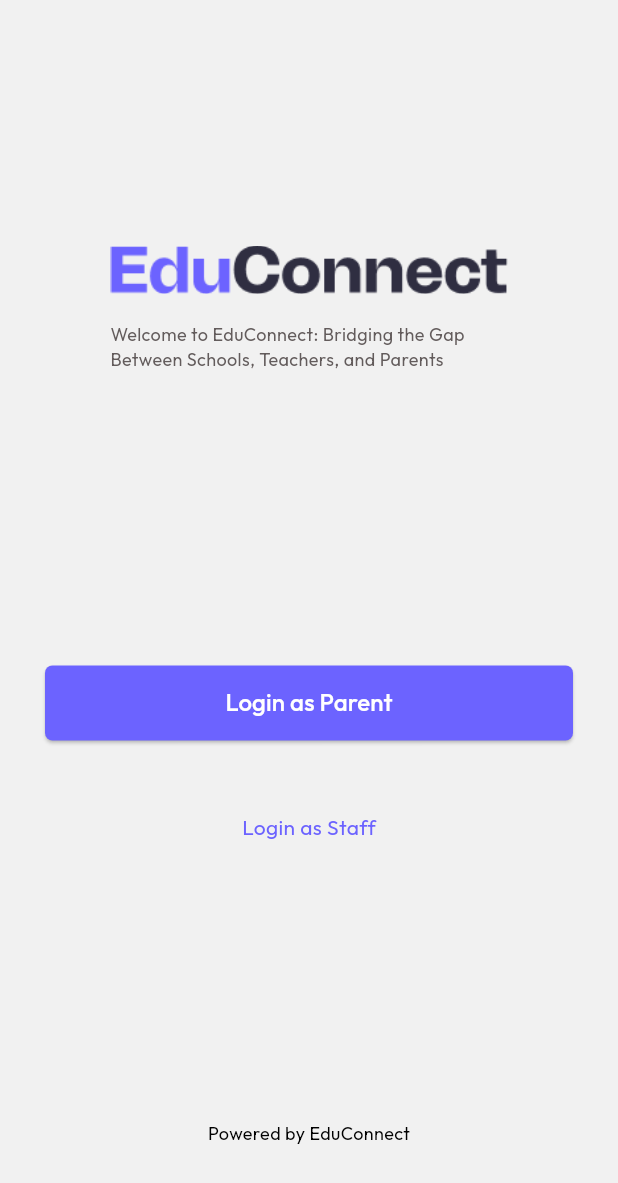
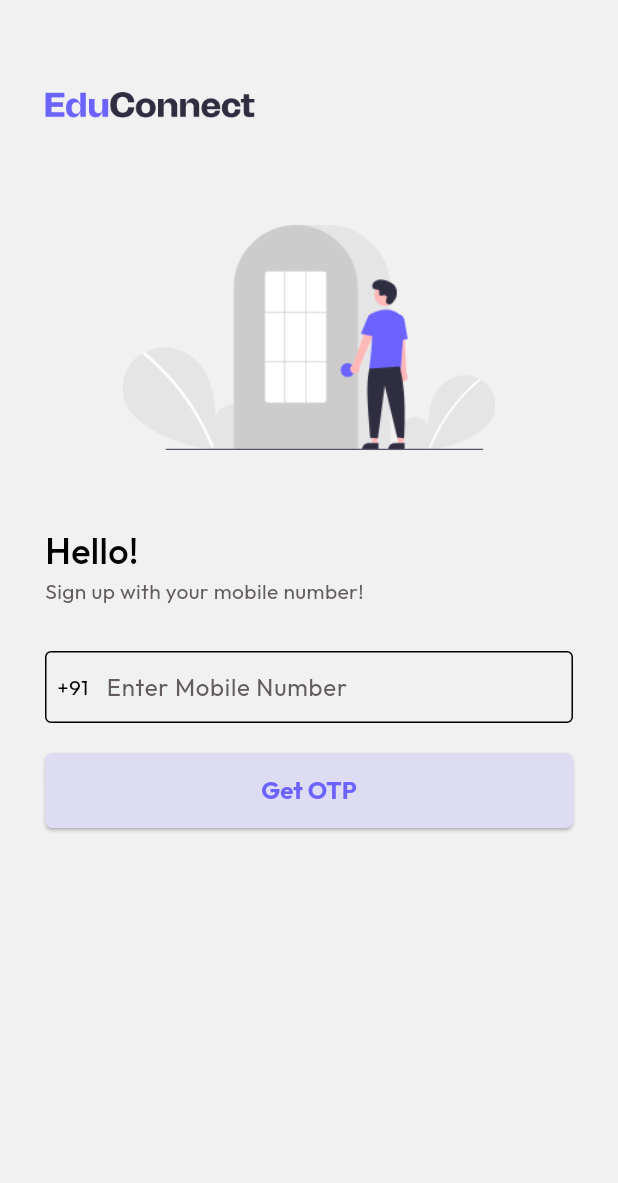
Before and after one commit to shivamsharma-1996/EduManage-Flutter, a Flutter app: the screen it shows after launch, on a phone screen of 412 x 824 dp. Shown: the top 1183 px of the screen. Run offline on Flutter 3.47's test engine with Material 3 defaults, Android fonts, the phone set to English and light mode, and no system bars.

Commit message:
login page completed (#2)
Co-authored-by: Shivam Sharma <shivamsharma654.ss@gmail.com>

```diff
--- a/lib/components/custom_button.dart
+++ b/lib/components/custom_button.dart
@@ -3,9 +3,16 @@ import 'package:flutter/material.dart';
 
 class CustomButton extends StatelessWidget {
   final String text;
+  final Color textColor;
+  final Color btnBackground;
   final VoidCallback onPressed;
 
-  const CustomButton({super.key, required this.text, required this.onPressed});
+  const CustomButton(
+      {super.key,
+      required this.text,
+      this.textColor = Colors.white,
+      required this.onPressed,
+      this.btnBackground = ThemeColor.primary});
 
   @override
   Widget build(BuildContext context) {
@@ -16,7 +23,7 @@ class CustomButton extends StatelessWidget {
         onPressed: onPressed,
         style: ButtonStyle(
           foregroundColor: MaterialStateProperty.all<Color>(Colors.white),
-          backgroundColor: MaterialStateProperty.all<Color>(ThemeColor.primary),
+          backgroundColor: MaterialStateProperty.all<Color>(btnBackground),
           shape: MaterialStateProperty.all<RoundedRectangleBorder>(
             RoundedRectangleBorder(
               borderRadius: BorderRadius.circular(5.0),
@@ -24,9 +31,10 @@ class CustomButton extends StatelessWidget {
           ),
         ),
         child: Text(text,
-            style: const TextStyle(
+            style: TextStyle(
               fontSize: 16,
-              color: Colors.white,
+              color: textColor,
+              fontWeight: FontWeight.bold
             )),
       ),
     );
--- a/lib/main.dart
+++ b/lib/main.dart
@@ -1,4 +1,4 @@
-import 'package:edu_manage/pages/welcome/welcome_page.dart';
+import 'package:edu_manage/pages/login/login_page.dart';
 import 'package:edu_manage/themes/light_theme.dart';
 import 'package:flutter/material.dart';
 
@@ -15,6 +15,6 @@ class MyApp extends StatelessWidget {
         debugShowCheckedModeBanner: false,
         title: 'Flutter Demo',
         theme: lightMode,
-        home: const WelcomePage());
+        home: const LoginPage());
   }
 }
--- /dev/null
+++ b/lib/pages/login/login_page.dart
@@ -0,0 +1,79 @@
+import 'package:edu_manage/components/custom_button.dart';
+import 'package:edu_manage/themes/color_theme.dart';
+import 'package:flutter/material.dart';
+
+class LoginPage extends StatelessWidget {
+  const LoginPage({super.key});
+
+  @override
+  Widget build(BuildContext context) {
+    return SafeArea(
+      child: Scaffold(
+          resizeToAvoidBottomInset: true,
+          backgroundColor: ThemeColor.background,
+          body: SingleChildScrollView(
+            child: Padding(
+              padding: const EdgeInsets.symmetric(horizontal: 30, vertical: 50),
+              child: Column(
+                crossAxisAlignment: CrossAxisAlignment.start,
+                children: [
+                  Image.asset(
+                    "assets/images/educonnect.png",
+                    width: 140,
+                    height: 40,
+                  ),
+                  const SizedBox(height: 60),
+                  Image.asset(
+                    "assets/images/login.png",
+                    width: double.infinity,
+                    height: 150,
+                  ),
+                  const SizedBox(
+                    height: 50,
+                  ),
+                  const Text(
+                    'Hello!',
+                    style: TextStyle(
+                        color: Colors.black,
+                        fontSize: 24,
+                        fontWeight: FontWeight.w500),
+                  ),
+                  const Text(
+                    'Sign up with your mobile number!',
+                    style: TextStyle(
+                      fontWeight: FontWeight.w400,
+                      color: Color(0xff635C5C),
+                    ),
+                  ),
+                  const SizedBox(
+                    height: 30,
+                  ),
+                  const TextField(
+                    keyboardType: TextInputType.number,
+                    decoration: InputDecoration(
+                        isDense: true,
+                        prefixIcon: Padding(
+                          padding: EdgeInsets.all(8.0),
+                          child: Text('+91'),
+                        ),
+                        hintText: 'Enter Mobile Number',
+                        hintStyle: TextStyle(color: Color(0xff635c5c)),
+                        prefixIconConstraints:
+                            BoxConstraints(minWidth: 0, minHeight: 0),
+                        border: OutlineInputBorder(),
+                        focusedBorder: OutlineInputBorder()),
+                  ),
+                  const SizedBox(height: 20),
+                  CustomButton(
+                    text: "Get OTP",
+                    textColor: ThemeColor.primary,
+                    btnBackground: ThemeColor.alphaPrimary,
+                    onPressed: () {},
+                  ),
+                ],
+              ),
+            ),
+          )),
+    );
+  }
+}
--- a/lib/pages/welcome/welcome_page.dart
+++ b/lib/pages/welcome/welcome_page.dart
@@ -25,7 +25,7 @@ class WelcomePage extends StatelessWidget {
                       mainAxisAlignment: MainAxisAlignment.center,
                       children: [
                         Image.asset(
-                          "assets/educonnect.png",
+                          "assets/images/educonnect.png",
                           height: 40,
                         ),
                         const SizedBox(height: 14),
--- a/lib/themes/color_theme.dart
+++ b/lib/themes/color_theme.dart
@@ -10,6 +10,7 @@ class ThemeColor {
   static const Color background = Color(0xffF1F1F1);
   static const Color white = Color(0xffffffff);
   static const Color black = Color(0xff000000);
+  static const Color alphaPrimary = Color(0xffDDDCF3);
   static const Color grey = Color(0xff5F5F5F);
   static const Color darkGrey = Color(0xff2D2D2D);
   static const Color red = Color(0xffE13939);
```
Also changed, not shown: assets/images/educonnect.png (renamed from assets/educonnect.png), assets/images/login.png (added).
